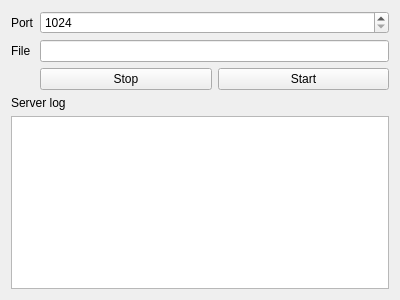
Old version of the form textshredder_gui/servertabwindow.ui in the repository mitchelkuijpers/TextShredder.
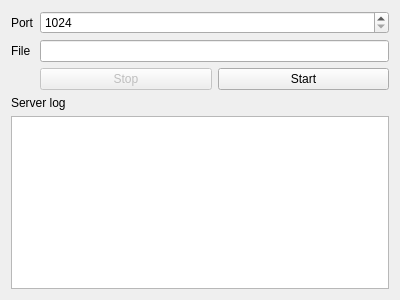
New version of the form.

Diff of the .ui file:
```diff
--- a/textshredder_gui/servertabwindow.ui
+++ b/textshredder_gui/servertabwindow.ui
@@ -44,6 +44,9 @@
       <layout class="QHBoxLayout" name="horizontalLayout">
        <item>
         <widget class="QPushButton" name="stopButton">
+         <property name="enabled">
+          <bool>false</bool>
+         </property>
          <property name="text">
           <string>Stop</string>
          </property>
```
